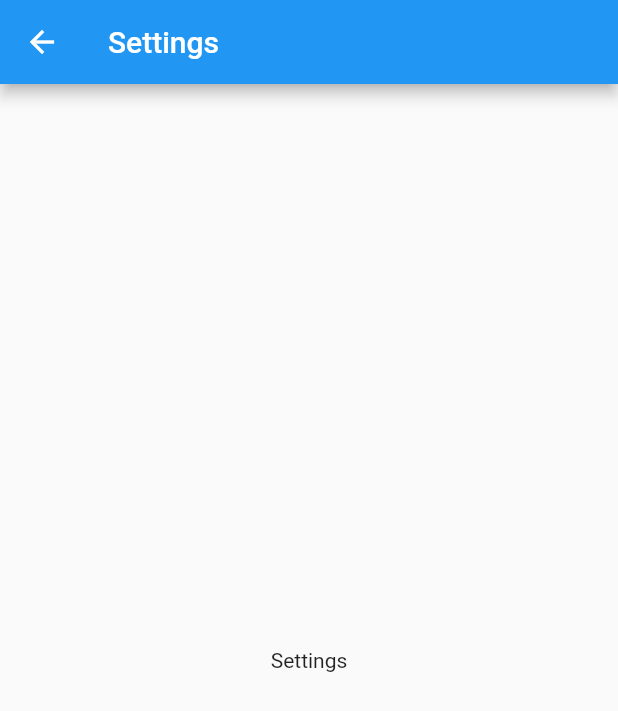
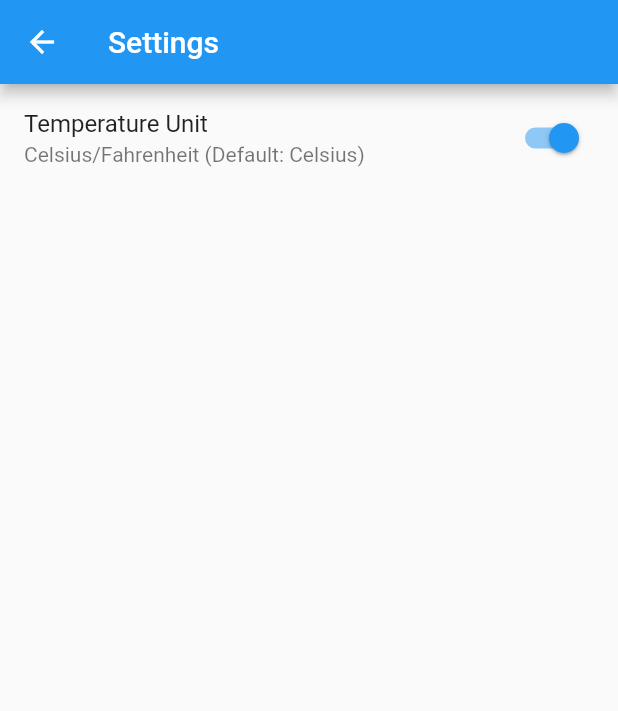
Before and after one commit to SISUinSea/open_weather_app, a Flutter app: the SettingsPage screen opened directly, on a phone screen of 412 x 824 dp. Shown: the top 711 px of the screen. Run offline on Flutter 3.47's test engine with Material 2 defaults, Android fonts, the phone set to English and light mode, and no system bars; our stand-ins replace equatable, flutter_dotenv, recase.

Commit message:
Add Celsius&Fahrenheit transition feature
2022.08.29 (6)

76. TempSettingsState, TempSettings ChangeNotifier & SettingsPage UI

```diff
--- a/lib/main.dart
+++ b/lib/main.dart
@@ -3,6 +3,7 @@ import 'package:http/http.dart' as http;
 import 'package:flutter_dotenv/flutter_dotenv.dart';
 import 'package:provider/provider.dart';
 import 'package:weather_app/pages/home_page.dart';
+import 'package:weather_app/providers/temp_settings/temp_settings_provider.dart';
 import 'package:weather_app/providers/weather/weather_provider.dart';
 import 'package:weather_app/repositories/weather_repository.dart';
 import 'package:weather_app/services/weather_api_services.dart';
@@ -28,7 +29,9 @@ class MyApp extends StatelessWidget {
         ChangeNotifierProvider(
           create: (context) => WeatherProvider(
               weatherRepository: context.read<WeatherRepository>()),
-        )
+        ),
+        ChangeNotifierProvider<TempSettingsProvider>(
+            create: (context) => TempSettingsProvider()),
       ],
       child: MaterialApp(
         title: 'Weather app',
--- a/lib/pages/settings_page.dart
+++ b/lib/pages/settings_page.dart
@@ -1,4 +1,6 @@
 import 'package:flutter/material.dart';
+import 'package:provider/provider.dart';
+import 'package:weather_app/providers/temp_settings/temp_settings_provider.dart';
 
 class SettingsPage extends StatefulWidget {
   const SettingsPage({Key? key}) : super(key: key);
@@ -11,10 +13,17 @@ class _SettingsPageState extends State<SettingsPage> {
   @override
   Widget build(BuildContext context) {
     return Scaffold(
-      appBar: AppBar(title: const Text('Settings')),
-      body: Center(
-        child: Text('Settings'),
-      ),
-    );
+        appBar: AppBar(title: const Text('Settings')),
+        body: ListTile(
+          title: Text('Temperature Unit'),
+          subtitle: Text('Celsius/Fahrenheit (Default: Celsius)'),
+          trailing: Switch(
+            value: context.watch<TempSettingsProvider>().state.tempUnit ==
+                TempUnit.celsis,
+            onChanged: (_) {
+              context.read<TempSettingsProvider>().toggleTempUnit();
+            },
+          ),
+        ));
   }
 }
--- /dev/null
+++ b/lib/providers/temp_settings/temp_settings_provider.dart
@@ -0,0 +1,17 @@
+import 'package:equatable/equatable.dart';
+import 'package:flutter/material.dart';
+part 'temp_settings_state.dart';
+
+class TempSettingsProvider with ChangeNotifier {
+  TempSettingsState _state = TempSettingsState.initial();
+  TempSettingsState get state => _state;
+
+  void toggleTempUnit() {
+    _state = _state.copyWith(
+        tempUnit: _state.tempUnit == TempUnit.celsis
+            ? TempUnit.fahrenheit
+            : TempUnit.celsis);
+    print('temp unit: $_state');
+    notifyListeners();
+  }
+}
--- /dev/null
+++ b/lib/providers/temp_settings/temp_settings_state.dart
@@ -0,0 +1,26 @@
+part of 'temp_settings_provider.dart';
+
+enum TempUnit { celsis, fahrenheit }
+
+class TempSettingsState extends Equatable {
+  TempUnit tempUnit;
+  TempSettingsState({
+    this.tempUnit = TempUnit.celsis,
+  });
+  factory TempSettingsState.initial() {
+    return TempSettingsState(tempUnit: TempUnit.celsis);
+  }
+  @override
+  List<Object> get props => [tempUnit];
+
+  @override
+  String toString() => 'TempSettingsState(tempUnit: $tempUnit)';
+
+  TempSettingsState copyWith({
+    TempUnit? tempUnit,
+  }) {
+    return TempSettingsState(
+      tempUnit: tempUnit ?? this.tempUnit,
+    );
+  }
+}
```
Also changed, not shown: lib/pages/home_page.dart (+14 -1 lines).
